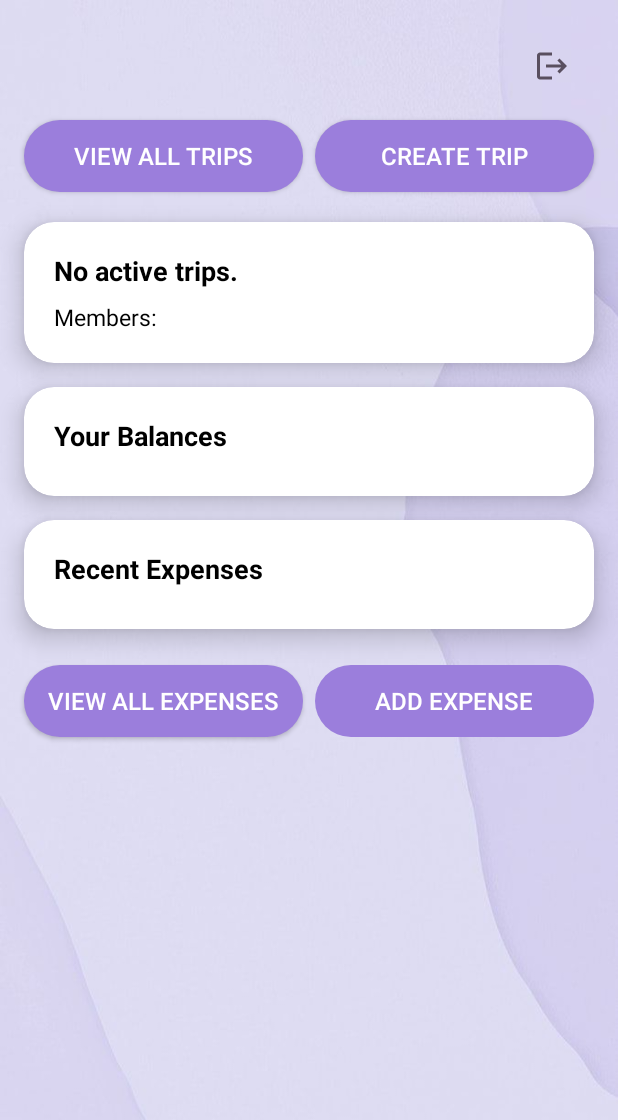
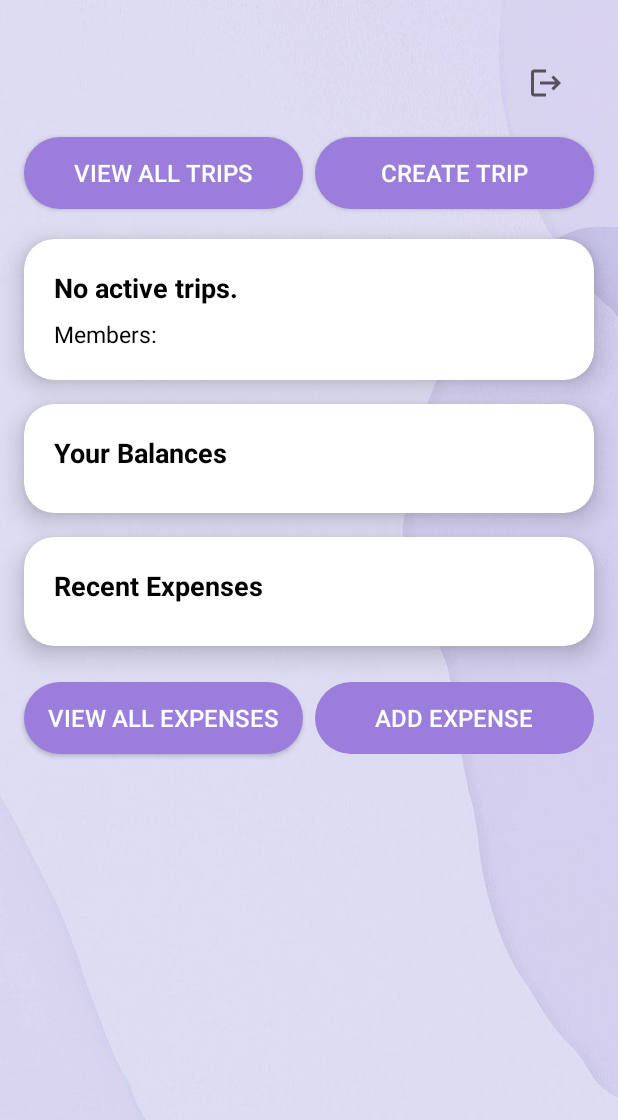
Before and after one commit to iamwahida/expensify_MAD, an Android app built with Jetpack Compose: the MainActivity screen opened directly, with no data from a screen before it, on a phone screen of 412 x 824 dp. Shown: the top 1120 px of the screen. Run offline under Robolectric (Android 15) with nearby library versions, the phone set to English and light mode, and no system bars; our stand-ins replace Firebase (no records; nobody signed in at launch, a user with empty details on screens opened directly).

Commit message:
logout button fixed

```diff
--- a/app/src/main/res/layout/activity_main.xml
+++ b/app/src/main/res/layout/activity_main.xml
@@ -6,22 +6,24 @@
     android:layout_width="match_parent"
     android:layout_height="match_parent"
     android:background="@drawable/lavender2"
+    android:paddingTop="35dp"
     tools:context=".MainActivity">
 
     <!-- Logout Icon -->
+
+    <!-- Top Buttons -->
+
     <ImageButton
         android:id="@+id/logoutIcon"
         android:layout_width="40dp"
         android:layout_height="40dp"
-        android:layout_marginTop="24dp"
-        android:layout_marginEnd="24dp"
+        android:layout_marginEnd="28dp"
         android:background="@android:color/transparent"
         android:contentDescription="Logout"
         android:src="@drawable/baseline_logout_24"
         app:layout_constraintEnd_toEndOf="parent"
         app:layout_constraintTop_toTopOf="parent" />
 
-    <!-- Top Buttons -->
     <Button
         android:id="@+id/viewAllTripsButton"
         android:layout_width="0dp"
```
